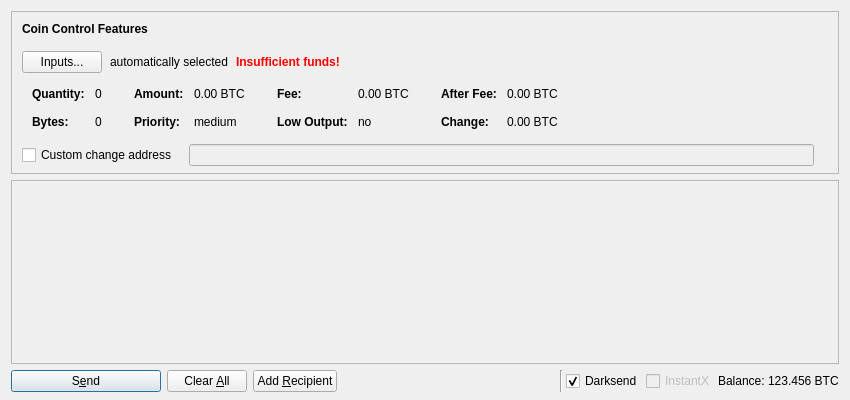
Above: src/qt/forms/sendcoinsdialog.ui from adm2018/curium before the change. Below: the same form after it.
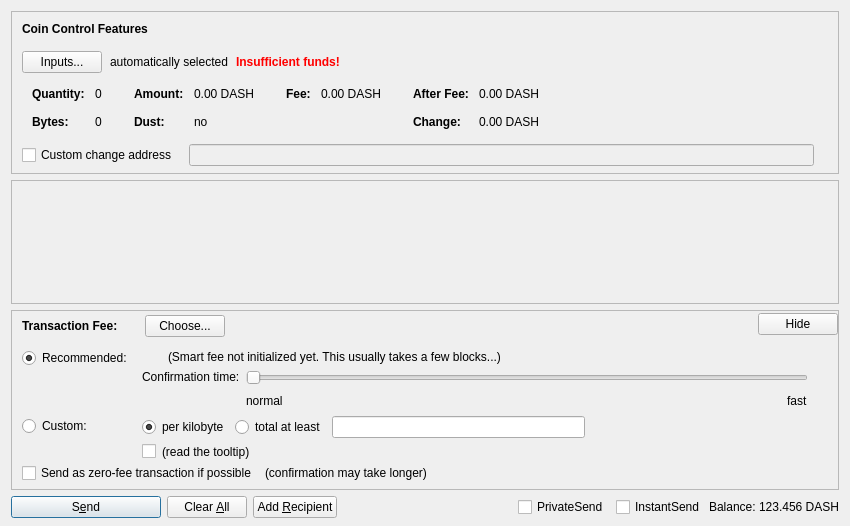
That is the form after the change. Icons and pictures are not drawn. Custom widgets are drawn as their Qt base class.

```diff
--- a/src/qt/forms/sendcoinsdialog.ui
+++ b/src/qt/forms/sendcoinsdialog.ui
@@ -7,13 +7,13 @@
     <x>0</x>
     <y>0</y>
     <width>850</width>
-    <height>400</height>
+    <height>526</height>
    </rect>
   </property>
   <property name="windowTitle">
    <string>Send Coins</string>
   </property>
-  <layout class="QVBoxLayout" name="verticalLayout" stretch="0,1,0">
+  <layout class="QVBoxLayout" name="verticalLayout" stretch="0,1,0,0">
    <property name="bottomMargin">
     <number>8</number>
    </property>
@@ -321,7 +321,7 @@
                   <enum>Qt::ActionsContextMenu</enum>
                  </property>
                  <property name="text">
-                  <string notr="true">0.00 BTC</string>
+                  <string notr="true">0.00 DASH</string>
                  </property>
                  <property name="textInteractionFlags">
                   <set>Qt::LinksAccessibleByMouse|Qt::TextSelectableByKeyboard|Qt::TextSelectableByMouse</set>
@@ -329,7 +329,7 @@
                 </widget>
                </item>
                <item row="1" column="0">
-                <widget class="QLabel" name="labelCoinControlPriorityText">
+                <widget class="QLabel" name="labelCoinControlLowOutputText">
                  <property name="font">
                   <font>
                    <weight>75</weight>
@@ -337,12 +337,12 @@
                   </font>
                  </property>
                  <property name="text">
-                  <string>Priority:</string>
+                  <string>Dust:</string>
                  </property>
                 </widget>
                </item>
                <item row="1" column="1">
-                <widget class="QLabel" name="labelCoinControlPriority">
+                <widget class="QLabel" name="labelCoinControlLowOutput">
                  <property name="cursor">
                   <cursorShape>IBeamCursor</cursorShape>
                  </property>
@@ -350,7 +350,7 @@
                   <enum>Qt::ActionsContextMenu</enum>
                  </property>
                  <property name="text">
-                  <string notr="true">medium</string>
+                  <string notr="true">no</string>
                  </property>
                  <property name="textInteractionFlags">
                   <set>Qt::LinksAccessibleByMouse|Qt::TextSelectableByKeyboard|Qt::TextSelectableByMouse</set>
@@ -401,43 +401,14 @@
                   <enum>Qt::ActionsContextMenu</enum>
                  </property>
                  <property name="text">
-                  <string notr="true">0.00 BTC</string>
+                  <string notr="true">0.00 DASH</string>
                  </property>
                  <property name="textInteractionFlags">
                   <set>Qt::LinksAccessibleByMouse|Qt::TextSelectableByKeyboard|Qt::TextSelectableByMouse</set>
                  </property>
                 </widget>
                </item>
-               <item row="1" column="0">
-                <widget class="QLabel" name="labelCoinControlLowOutputText">
-                 <property name="font">
-                  <font>
-                   <weight>75</weight>
-                   <bold>true</bold>
-                  </font>
-                 </property>
-                 <property name="text">
-                  <string>Low Output:</string>
-                 </property>
-                </widget>
-               </item>
-               <item row="1" column="1">
-                <widget class="QLabel" name="labelCoinControlLowOutput">
-                 <property name="cursor">
-                  <cursorShape>IBeamCursor</cursorShape>
-                 </property>
-                 <property name="contextMenuPolicy">
-                  <enum>Qt::ActionsContextMenu</enum>
-                 </property>
-                 <property name="text">
-                  <string notr="true">no</string>
-                 </property>
-                 <property name="textInteractionFlags">
-                  <set>Qt::LinksAccessibleByMouse|Qt::TextSelectableByKeyboard|Qt::TextSelectableByMouse</set>
-                 </property>
-                </widget>
-               </item>
-              </layout>
+             </layout>
              </item>
              <item>
               <layout class="QFormLayout" name="formLayoutCoinControl4">
@@ -481,7 +452,7 @@
                   <enum>Qt::ActionsContextMenu</enum>
                  </property>
                  <property name="text">
-                  <string notr="true">0.00 BTC</string>
+                  <string notr="true">0.00 DASH</string>
                  </property>
                  <property name="textInteractionFlags">
                   <set>Qt::LinksAccessibleByMouse|Qt::TextSelectableByKeyboard|Qt::TextSelectableByMouse</set>
@@ -510,7 +481,7 @@
                   <enum>Qt::ActionsContextMenu</enum>
                  </property>
                  <property name="text">
-                  <string notr="true">0.00 BTC</string>
+                  <string notr="true">0.00 DASH</string>
                  </property>
                  <property name="textInteractionFlags">
                   <set>Qt::LinksAccessibleByMouse|Qt::TextSelectableByKeyboard|Qt::TextSelectableByMouse</set>
@@ -614,7 +585,7 @@
         <x>0</x>
         <y>0</y>
         <width>830</width>
-        <height>178</height>
+        <height>69</height>
        </rect>
       </property>
       <layout class="QVBoxLayout" name="verticalLayout_2" stretch="0,1">
@@ -654,6 +625,590 @@
      </widget>
     </widget>
    </item>
+   <item>
+    <widget class="QFrame" name="frameFee">
+     <property name="sizePolicy">
+      <sizepolicy hsizetype="Expanding" vsizetype="Expanding">
+       <horstretch>0</horstretch>
+       <verstretch>0</verstretch>
+      </sizepolicy>
+     </property>
+     <property name="maximumSize">
+      <size>
+       <width>16777215</width>
+       <height>16777215</height>
+      </size>
+     </property>
+     <property name="frameShape">
+      <enum>QFrame::StyledPanel</enum>
+     </property>
+     <property name="frameShadow">
+      <enum>QFrame::Sunken</enum>
+     </property>
+     <layout class="QVBoxLayout" name="verticalLayoutFee1">
+      <property name="spacing">
+       <number>0</number>
+      </property>
+      <property name="leftMargin">
+       <number>0</number>
+      </property>
+      <property name="topMargin">
+       <number>0</number>
+      </property>
+      <property name="rightMargin">
+       <number>0</number>
+      </property>
+      <property name="bottomMargin">
+       <number>0</number>
+      </property>
+      <item>
+       <layout class="QVBoxLayout" name="verticalLayoutFee2" stretch="0,0,0">
+        <property name="spacing">
+         <number>0</number>
+        </property>
+        <property name="leftMargin">
+         <number>10</number>
+        </property>
+        <property name="topMargin">
+         <number>0</number>
+        </property>
+        <item>
+         <layout class="QHBoxLayout" name="horizontalLayoutFee1">
+          <property name="bottomMargin">
+           <number>0</number>
+          </property>
+          <item>
+           <layout class="QVBoxLayout" name="verticalLayoutFee7">
+            <property name="spacing">
+             <number>0</number>
+            </property>
+            <item>
+             <spacer name="verticalSpacerSmartFee">
+              <property name="orientation">
+               <enum>Qt::Vertical</enum>
+              </property>
+              <property name="sizeType">
+               <enum>QSizePolicy::Fixed</enum>
+              </property>
+              <property name="sizeHint" stdset="0">
+               <size>
+                <width>1</width>
+                <height>4</height>
+               </size>
+              </property>
+             </spacer>
+            </item>
+            <item>
+             <layout class="QHBoxLayout" name="horizontalLayoutSmartFee">
+              <property name="spacing">
+               <number>10</number>
+              </property>
+              <item>
+               <widget class="QLabel" name="labelFeeHeadline">
+                <property name="sizePolicy">
+                 <sizepolicy hsizetype="Preferred" vsizetype="Maximum">
+                  <horstretch>0</horstretch>
+                  <verstretch>0</verstretch>
+                 </sizepolicy>
+                </property>
+                <property name="font">
+                 <font>
+                  <weight>75</weight>
+                  <bold>true</bold>
+                 </font>
+                </property>
+                <property name="styleSheet">
+                 <string notr="true">font-weight:bold;</string>
+                </property>
+                <property name="text">
+                 <string>Transaction Fee:</string>
+                </property>
+               </widget>
+              </item>
+              <item>
+               <widget class="QLabel" name="labelFeeMinimized">
+                <property name="text">
+                 <string/>
+                </property>
+               </widget>
+              </item>
+              <item>
+               <widget class="QPushButton" name="buttonChooseFee">
+                <property name="text">
+                 <string>Choose...</string>
+                </property>
+               </widget>
+              </item>
+             </layout>
+            </item>
+            <item>
+             <spacer name="verticalSpacer_5">
+              <property name="orientation">
+               <enum>Qt::Vertical</enum>
+              </property>
+              <property name="sizeHint" stdset="0">
+               <size>
+                <width>1</width>
+                <height>1</height>
+               </size>
+              </property>
+             </spacer>
+            </item>
+           </layout>
+          </item>
+          <item>
+           <spacer name="horizontalSpacer_4">
+            <property name="orientation">
+             <enum>Qt::Horizontal</enum>
+            </property>
+            <property name="sizeHint" stdset="0">
+             <size>
+              <width>40</width>
+              <height>20</height>
+             </size>
+            </property>
+           </spacer>
+          </item>
+          <item>
+           <widget class="QPushButton" name="buttonMinimizeFee">
+            <property name="toolTip">
+             <string>collapse fee-settings</string>
+            </property>
+            <property name="text">
+             <string>Hide</string>
+            </property>
+           </widget>
+          </item>
+         </layout>
+        </item>
+        <item>
+         <widget class="QFrame" name="frameFeeSelection">
+          <layout class="QVBoxLayout" name="verticalLayoutFee12">
+           <property name="spacing">
+            <number>0</number>
+           </property>
+           <property name="leftMargin">
+            <number>0</number>
+           </property>
+           <property name="topMargin">
+            <number>0</number>
+           </property>
+           <property name="rightMargin">
+            <number>0</number>
+           </property>
+           <property name="bottomMargin">
+            <number>0</number>
+           </property>
+           <item>
+            <layout class="QGridLayout" name="gridLayoutFee">
+             <property name="topMargin">
+              <number>10</number>
+             </property>
+             <property name="bottomMargin">
+              <number>4</number>
+             </property>
+             <property name="horizontalSpacing">
+              <number>10</number>
+             </property>
+             <property name="verticalSpacing">
+              <number>4</number>
+             </property>
+             <item row="1" column="1">
+              <layout class="QVBoxLayout" name="verticalLayoutFee8">
+               <property name="spacing">
+                <number>6</number>
+               </property>
+               <item>
+                <layout class="QHBoxLayout" name="horizontalLayoutFee13">
+                 <item>
+                  <widget class="QRadioButton" name="radioCustomPerKilobyte">
+                   <property name="toolTip">
+                    <string>If the custom fee is set to 1000 duffs and the transaction is only 250 bytes, then &quot;per kilobyte&quot; only pays 250 duffs in fee,&lt;br /&gt;while &quot;at least&quot; pays 1000 duffs. For transactions bigger than a kilobyte both pay by kilobyte.</string>
+                   </property>
+                   <property name="text">
+                    <string>per kilobyte</string>
+                   </property>
+                   <property name="checked">
+                    <bool>true</bool>
+                   </property>
+                   <attribute name="buttonGroup">
+                    <string notr="true">groupCustomFee</string>
+                   </attribute>
+                  </widget>
+                 </item>
+                 <item>
+                  <widget class="QRadioButton" name="radioCustomAtLeast">
+                   <property name="toolTip">
+                    <string>If the custom fee is set to 1000 duffs and the transaction is only 250 bytes, then &quot;per kilobyte&quot; only pays 250 duffs in fee,&lt;br /&gt;while &quot;total at least&quot; pays 1000 duffs. For transactions bigger than a kilobyte both pay by kilobyte.</string>
+                   </property>
+                   <property name="text">
+                    <string>total at least</string>
+                   </property>
+                   <attribute name="buttonGroup">
+                    <string notr="true">groupCustomFee</string>
+                   </attribute>
+                  </widget>
+                 </item>
+                 <item>
+                  <widget class="BitcoinAmountField" name="customFee"/>
+                 </item>
+                 <item>
+                  <spacer name="horizontalSpacer_6">
+                   <property name="orientation">
+                    <enum>Qt::Horizontal</enum>
+                   </property>
+                   <property name="sizeHint" stdset="0">
+                    <size>
+                     <width>1</width>
+                     <height>1</height>
+                    </size>
+                   </property>
+                  </spacer>
+                 </item>
+                </layout>
+               </item>
+               <item>
+                <layout class="QHBoxLayout" name="horizontalLayoutFee8">
+                 <item>
+                  <widget class="QCheckBox" name="checkBoxMinimumFee">
+                   <property name="toolTip">
+                    <string>Paying only the minimum fee is just fine as long as there is less transaction volume than space in the blocks.&lt;br /&gt;But be aware that this can end up in a never confirming transaction once there is more demand for dash transactions than the network can process.</string>
+                   </property>
+                   <property name="text">
+                    <string/>
+                   </property>
+                  </widget>
+                 </item>
+                 <item>
+                  <widget class="QLabel" name="labelMinFeeWarning">
+                   <property name="enabled">
+                    <bool>true</bool>
+                   </property>
+                   <property name="toolTip">
+                    <string>Paying only the minimum fee is just fine as long as there is less transaction volume than space in the blocks.&lt;br /&gt;But be aware that this can end up in a never confirming transaction once there is more demand for dash transactions than the network can process.</string>
+                   </property>
+                   <property name="text">
+                    <string>(read the tooltip)</string>
+                   </property>
+                   <property name="margin">
+                    <number>5</number>
+                   </property>
+                  </widget>
+                 </item>
+                 <item>
+                  <spacer name="horizontalSpacer_2">
+                   <property name="orientation">
+                    <enum>Qt::Horizontal</enum>
+                   </property>
+                   <property name="sizeHint" stdset="0">
+                    <size>
+                     <width>1</width>
+                     <height>1</height>
+                    </size>
+                   </property>
+                  </spacer>
+                 </item>
+                </layout>
+               </item>
+              </layout>
+             </item>
+             <item row="0" column="0">
+              <layout class="QVBoxLayout" name="verticalLayoutFee4" stretch="0,1">
+               <item>
+                <widget class="QRadioButton" name="radioSmartFee">
+                 <property name="text">
+                  <string>Recommended:</string>
+                 </property>
+                 <property name="checked">
+                  <bool>true</bool>
+                 </property>
+                 <attribute name="buttonGroup">
+                  <string notr="true">groupFee</string>
+                 </attribute>
+                </widget>
+               </item>
+               <item>
+                <spacer name="verticalSpacer_2">
+                 <property name="orientation">
+                  <enum>Qt::Vertical</enum>
+                 </property>
+                 <property name="sizeHint" stdset="0">
+                  <size>
+                   <width>1</width>
+                   <height>1</height>
+                  </size>
+                 </property>
+                </spacer>
+               </item>
+              </layout>
+             </item>
+             <item row="1" column="0">
+              <layout class="QVBoxLayout" name="verticalLayoutFee9" stretch="0,1">
+               <item>
+                <widget class="QRadioButton" name="radioCustomFee">
+                 <property name="text">
+                  <string>Custom:</string>
+                 </property>
+                 <attribute name="buttonGroup">
+                  <string notr="true">groupFee</string>
+                 </attribute>
+                </widget>
+               </item>
+               <item>
+                <spacer name="verticalSpacer_6">
+                 <property name="orientation">
+                  <enum>Qt::Vertical</enum>
+                 </property>
+                 <property name="sizeHint" stdset="0">
+                  <size>
+                   <width>1</width>
+                   <height>1</height>
+                  </size>
+                 </property>
+                </spacer>
+               </item>
+              </layout>
+             </item>
+             <item row="0" column="1">
+              <layout class="QVBoxLayout" name="verticalLayoutFee3" stretch="0,0,1">
+               <property name="spacing">
+                <number>6</number>
+               </property>
+               <property name="topMargin">
+                <number>2</number>
+               </property>
+               <item>
+                <layout class="QHBoxLayout" name="horizontalLayoutFee12">
+                 <item>
+                  <widget class="QLabel" name="labelSmartFee">
+                   <property name="text">
+                    <string/>
+                   </property>
+                   <property name="margin">
+                    <number>2</number>
+                   </property>
+                  </widget>
+                 </item>
+                 <item>
+                  <widget class="QLabel" name="labelFeeEstimation">
+                   <property name="text">
+                    <string/>
+                   </property>
+                  </widget>
+                 </item>
+                 <item>
+                  <widget class="QLabel" name="labelSmartFee2">
+                   <property name="text">
+                    <string>(Smart fee not initialized yet. This usually takes a few blocks...)</string>
+                   </property>
+                   <property name="margin">
+                    <number>2</number>
+                   </property>
+                  </widget>
+                 </item>
+                 <item>
+                  <spacer name="horizontalSpacer_5">
+                   <property name="orientation">
+                    <enum>Qt::Horizontal</enum>
+                   </property>
+                   <property name="sizeHint" stdset="0">
+                    <size>
+                     <width>1</width>
+                     <height>1</height>
+                    </size>
+                   </property>
+                  </spacer>
+                 </item>
+                </layout>
+               </item>
+               <item>
+                <layout class="QHBoxLayout" name="horizontalLayoutFee9">
+                 <item>
+                  <layout class="QVBoxLayout" name="verticalLayoutFee6">
+                   <item>
+                    <widget class="QLabel" name="labelSmartFee3">
+                     <property name="text">
+                      <string>Confirmation time:</string>
+                     </property>
+                     <property name="margin">
+                      <number>2</number>
+                     </property>
+                    </widget>
+                   </item>
+                   <item>
+                    <spacer name="verticalSpacer_3">
+                     <property name="orientation">
+                      <enum>Qt::Vertical</enum>
+                     </property>
+                     <property name="sizeHint" stdset="0">
+                      <size>
+                       <width>1</width>
+                       <height>1</height>
+                      </size>
+                     </property>
+                    </spacer>
+                   </item>
+                  </layout>
+                 </item>
+                 <item>
+                  <layout class="QVBoxLayout" name="verticalLayoutFee5">
+                   <property name="rightMargin">
+                    <number>30</number>
+                   </property>
+                   <item>
+                    <widget class="QSlider" name="sliderSmartFee">
+                     <property name="minimum">
+                      <number>0</number>
+                     </property>
+                     <property name="maximum">
+                      <number>24</number>
+                     </property>
+                     <property name="pageStep">
+                      <number>1</number>
+                     </property>
+                     <property name="value">
+                      <number>0</number>
+                     </property>
+                     <property name="orientation">
+                      <enum>Qt::Horizontal</enum>
+                     </property>
+                     <property name="invertedAppearance">
+                      <bool>false</bool>
+                     </property>
+                     <property name="invertedControls">
+                      <bool>false</bool>
+                     </property>
+                     <property name="tickPosition">
+                      <enum>QSlider::NoTicks</enum>
+                     </property>
+                    </widget>
+                   </item>
+                   <item>
+                    <layout class="QHBoxLayout" name="horizontalLayoutFee10">
+                     <item>
+                      <widget class="QLabel" name="labelSmartFeeNormal">
+                       <property name="text">
+                        <string>normal</string>
+                       </property>
+                      </widget>
+                     </item>
+                     <item>
+                      <spacer name="horizontalSpacer_3">
+                       <property name="orientation">
+                        <enum>Qt::Horizontal</enum>
+                       </property>
+                       <property name="sizeHint" stdset="0">
+                        <size>
+                         <width>40</width>
+                         <height>20</height>
+                        </size>
+                       </property>
+                      </spacer>
+                     </item>
+                     <item>
+                      <widget class="QLabel" name="labelSmartFeeFast">
+                       <property name="text">
+                        <string>fast</string>
+                       </property>
+                      </widget>
+                     </item>
+                    </layout>
+                   </item>
+                  </layout>
+                 </item>
+                </layout>
+               </item>
+               <item>
+                <spacer name="verticalSpacer_4">
+                 <property name="orientation">
+                  <enum>Qt::Vertical</enum>
+                 </property>
+                 <property name="sizeHint" stdset="0">
+                  <size>
+                   <width>1</width>
+                   <height>1</height>
+                  </size>
+                 </property>
+                </spacer>
+               </item>
+              </layout>
+             </item>
+            </layout>
+           </item>
+           <item>
+            <layout class="QHBoxLayout" name="horizontalLayoutFee5" stretch="0,0,0">
+             <property name="spacing">
+              <number>8</number>
+             </property>
+             <property name="bottomMargin">
+              <number>4</number>
+             </property>
+             <item>
+              <widget class="QCheckBox" name="checkBoxFreeTx">
+               <property name="text">
+                <string>Send as zero-fee transaction if possible</string>
+               </property>
+              </widget>
+             </item>
+             <item>
+              <widget class="QLabel" name="labelFreeTx">
+               <property name="text">
+                <string>(confirmation may take longer)</string>
+               </property>
+               <property name="margin">
+                <number>5</number>
+               </property>
+              </widget>
+             </item>
+             <item>
+              <spacer name="horizontalSpacerFee5">
+               <property name="orientation">
+                <enum>Qt::Horizontal</enum>
+               </property>
+               <property name="sizeHint" stdset="0">
+                <size>
+                 <width>1</width>
+                 <height>1</height>
+                </size>
+               </property>
+              </spacer>
+             </item>
+            </layout>
+           </item>
+           <item>
+            <spacer name="verticalSpacerFee2">
+             <property name="orientation">
+              <enum>Qt::Vertical</enum>
+             </property>
+             <property name="sizeHint" stdset="0">
+              <size>
+               <width>1</width>
+               <height>1</height>
+              </size>
+             </property>
+            </spacer>
+           </item>
+          </layout>
+         </widget>
+        </item>
+        <item>
+         <spacer name="verticalSpacerFee">
+          <property name="orientation">
+           <enum>Qt::Vertical</enum>
+          </property>
+          <property name="sizeHint" stdset="0">
+           <size>
+            <width>800</width>
+            <height>1</height>
+           </size>
+          </property>
+         </spacer>
+        </item>
+       </layout>
+      </item>
+     </layout>
+    </widget>
+   </item>
    <item>
     <layout class="QHBoxLayout" name="horizontalLayout">
      <item>
@@ -670,9 +1225,8 @@
        <property name="text">
         <string>S&amp;end</string>
        </property>
-       <property name="icon">
-        <iconset resource="../bitcoin.qrc">
-         <normaloff>:/icons/send</normaloff>:/icons/send</iconset>
+       <property name="autoDefault">
+        <bool>false</bool>
        </property>
        <property name="default">
         <bool>true</bool>
@@ -741,35 +1295,34 @@
         <number>3</number>
        </property>
        <item>
-        <widget class="Line" name="line">
-         <property name="font">
-          <font>
-           <weight>75</weight>
-           <bold>true</bold>
-          </font>
+        <widget class="QCheckBox" name="checkUsePrivateSend">
+         <property name="minimumSize">
+          <size>
+           <width>95</width>
+           <height>0</height>
+          </size>
          </property>
-         <property name="orientation">
-          <enum>Qt::Vertical</enum>
-         </property>
-        </widget>
-       </item>
-       <item>
-        <widget class="QCheckBox" name="checkUseDarksend">
          <property name="text">
-          <string>Darksend</string>
+          <string>PrivateSend</string>
          </property>
          <property name="checked">
-          <bool>true</bool>
-         </property>
-        </widget>
-       </item>
-       <item>
-        <widget class="QCheckBox" name="checkInstantX">
-         <property name="enabled">
           <bool>false</bool>
          </property>
+        </widget>
+       </item>
+       <item>
+        <widget class="QCheckBox" name="checkUseInstantSend">
+         <property name="enabled">
+          <bool>true</bool>
+         </property>
+         <property name="minimumSize">
+          <size>
+           <width>85</width>
+           <height>0</height>
+          </size>
+         </property>
          <property name="text">
-          <string>InstantX</string>
+          <string>InstantSend</string>
          </property>
         </widget>
        </item>
@@ -792,7 +1345,7 @@
           <cursorShape>IBeamCursor</cursorShape>
          </property>
          <property name="text">
-          <string notr="true">123.456 BTC</string>
+          <string notr="true">123.456 DASH</string>
          </property>
          <property name="textInteractionFlags">
           <set>Qt::LinksAccessibleByMouse|Qt::TextSelectableByKeyboard|Qt::TextSelectableByMouse</set>
@@ -811,6 +1364,12 @@
    <extends>QLineEdit</extends>
    <header>qvalidatedlineedit.h</header>
   </customwidget>
+  <customwidget>
+   <class>BitcoinAmountField</class>
+   <extends>QLineEdit</extends>
+   <header>bitcoinamountfield.h</header>
+   <container>1</container>
+  </customwidget>
  </customwidgets>
  <resources>
   <include location="../bitcoin.qrc"/>
```
Left out of the diff: 20 changed lines with no effect on the pictures.
